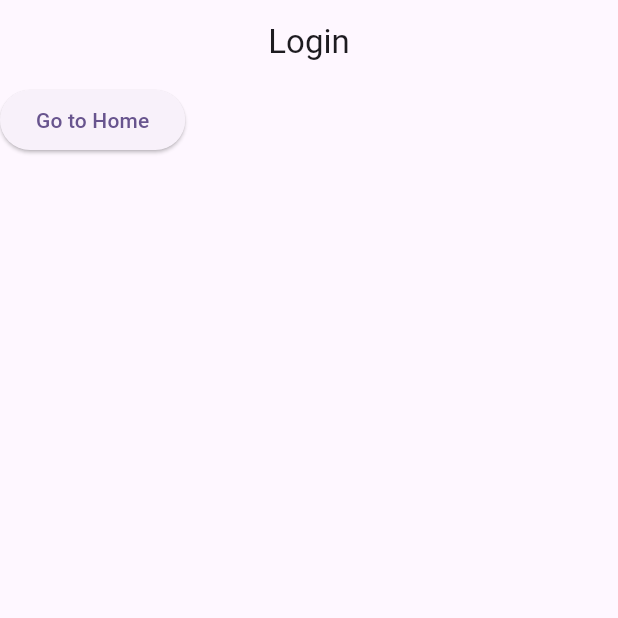
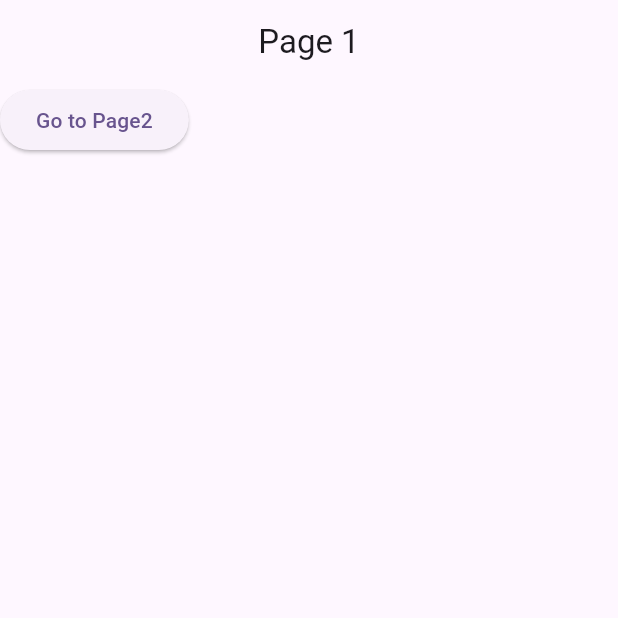
Before and after one commit to Bashirovismayil/shared_preferences_task, a Flutter app: the screen it shows after launch, on a phone screen of 412 x 824 dp, the top half of it. Run offline on Flutter 3.47's test engine with Material 3 defaults, Android fonts, the light colour scheme and no system bars; our stand-ins replace shared_preferences.

Commit message:
changed text

```diff
--- a/lib/task_pages/page1.dart
+++ b/lib/task_pages/page1.dart
@@ -9,7 +9,7 @@ class Page1 extends StatelessWidget {
   Widget build(BuildContext context) {
     return Scaffold(
         appBar: AppBar(
-          title: const Text("Login"),
+          title: const Text("Page 1"),
           centerTitle: true,
         ),
         body: Column(
@@ -25,7 +25,7 @@ class Page1 extends StatelessWidget {
                       ));
                 });
               },
-              child: const Text("Go to Home"),
+              child: const Text("Go to Page2"),
             ),
           ],
         ));
--- a/lib/task_pages/page2.dart
+++ b/lib/task_pages/page2.dart
@@ -9,7 +9,7 @@ class Page2 extends StatelessWidget {
   Widget build(BuildContext context) {
     return Scaffold(
       appBar: AppBar(
-        title: const Text("Home Page"),
+        title: const Text("Page 2"),
         centerTitle: true,
       ),
       body: Column(
@@ -25,7 +25,7 @@ class Page2 extends StatelessWidget {
                     ));
               });
             },
-            child: const Text("Go to Login"),
+            child: const Text("Go to Page1"),
           ),
         ],
       ),
```
